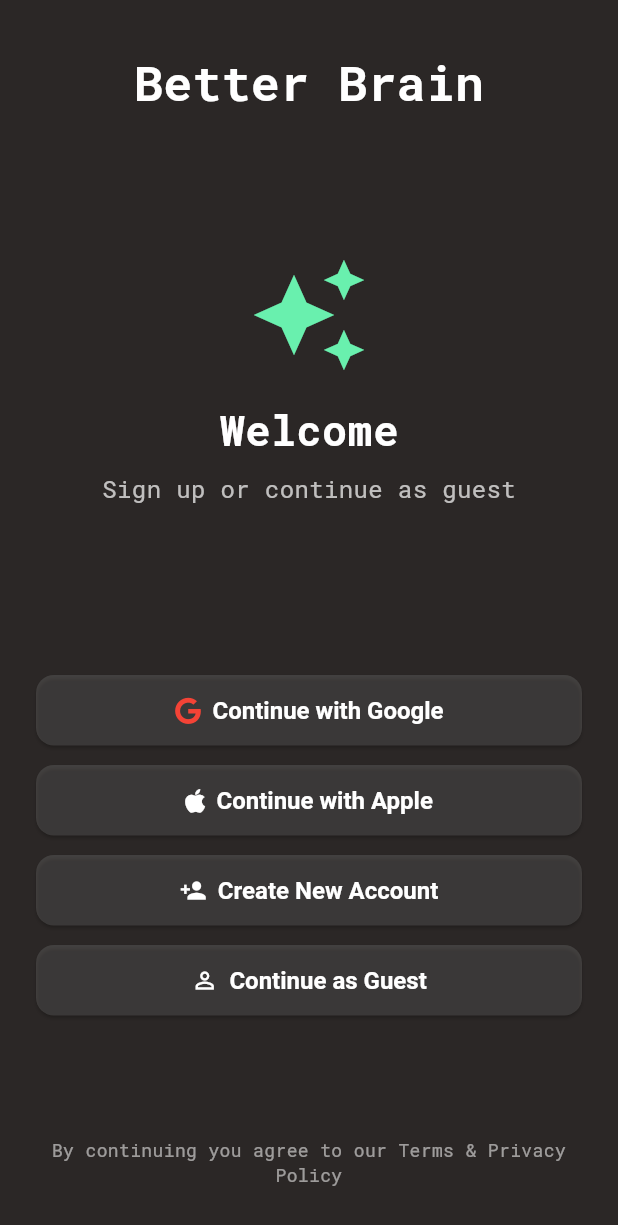
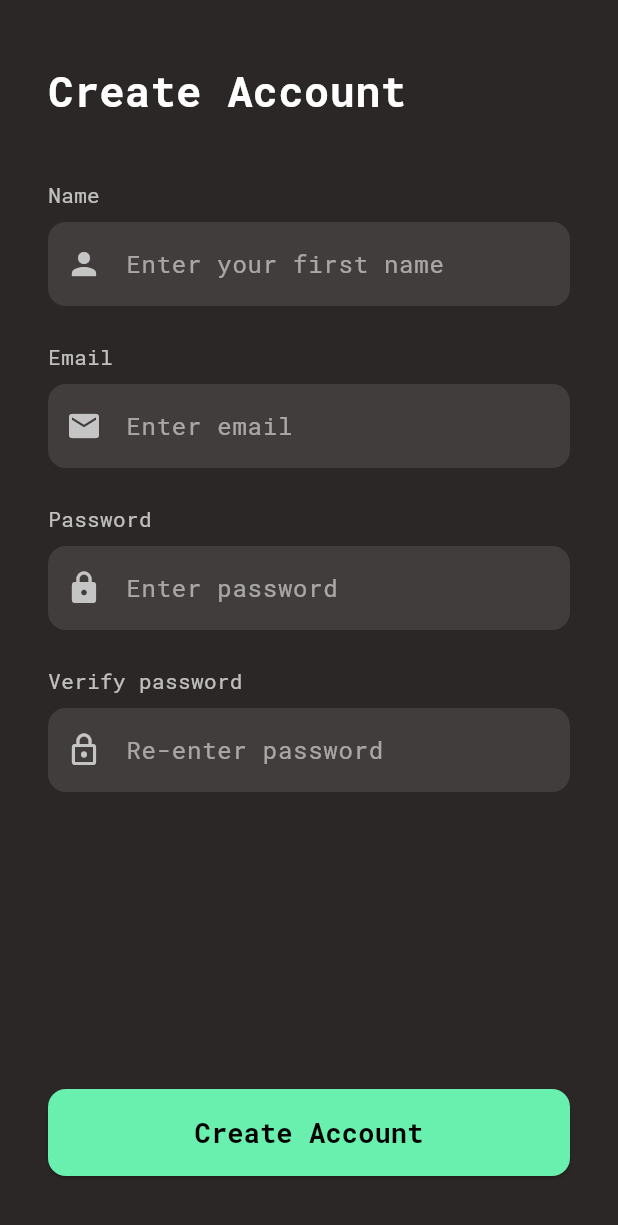
Before and after one commit to temevh/betterbrain, a Flutter app: the screen it shows after launch, after a tap on "Create New Account", on a phone screen of 412 x 824 dp. Shown: the top 1225 px of the screen. Run offline on Flutter 3.47's test engine with Material 3 defaults, Android fonts, the phone set to English and light mode, and no system bars; our stand-ins replace cloud_firestore, firebase_core, font_awesome_flutter, table_calendar; accounts and stored records are empty; generated files the repository leaves out were written again.

Commit message:
added fields and variables to account creation screen

```diff
--- a/lib/routes.dart
+++ b/lib/routes.dart
@@ -3,10 +3,12 @@ import 'screens/success_screen.dart';
 import 'screens/main_screen.dart';
 import 'screens/calendar_screen.dart';
 import 'screens/start_screen.dart';
+import 'screens/create_account_screen.dart';
 
 final Map<String, WidgetBuilder> appRoutes = {
   '/': (context) => const MainScreen(),
   '/success': (context) => const SuccessScreen(),
   '/calendar': (context) => const CalendarScreen(),
   '/start': (context) => const StartScreen(),
+  '/createAccount': (context) => const CreateAccountScreen(),
 };
--- /dev/null
+++ b/lib/screens/create_account_screen.dart
@@ -0,0 +1,140 @@
+import 'package:flutter/material.dart';
+
+class CreateAccountScreen extends StatefulWidget {
+  const CreateAccountScreen({super.key});
+
+  @override
+  State<CreateAccountScreen> createState() => _CreateAccountScreenState();
+}
+
+class _CreateAccountScreenState extends State<CreateAccountScreen> {
+  String firstName = "";
+  String email = "";
+  String password = "";
+  String passwordVerify = "";
+
+  Widget _buildInputField(
+    String hint,
+    IconData icon,
+    void Function(String) onChanged, {
+    bool obscure = false,
+  }) {
+    return TextField(
+      obscureText: obscure,
+      style: const TextStyle(color: Colors.white),
+      onChanged: onChanged,
+      decoration: InputDecoration(
+        filled: true,
+        fillColor: Colors.white10,
+        hintText: hint,
+        hintStyle: const TextStyle(color: Colors.white54),
+        prefixIcon: Icon(icon, color: Colors.white70),
+        enabledBorder: OutlineInputBorder(
+          borderRadius: BorderRadius.circular(12),
+          borderSide: BorderSide.none,
+        ),
+        focusedBorder: OutlineInputBorder(
+          borderRadius: BorderRadius.circular(12),
+          borderSide: const BorderSide(color: Colors.greenAccent, width: 2),
+        ),
+      ),
+    );
+  }
+
+  @override
+  Widget build(BuildContext context) {
+    return Scaffold(
+      backgroundColor: const Color(0xFF2B2726),
+      body: SafeArea(
+        child: Padding(
+          padding: const EdgeInsets.symmetric(horizontal: 32, vertical: 40),
+          child: Column(
+            crossAxisAlignment: CrossAxisAlignment.start,
+            children: [
+              const Text(
+                "Create Account",
+                style: TextStyle(
+                  fontSize: 28,
+                  fontWeight: FontWeight.bold,
+                  color: Colors.white,
+                ),
+              ),
+              const SizedBox(height: 40),
+
+              // Name
+              const Text("Name", style: TextStyle(color: Colors.white70)),
+              const SizedBox(height: 8),
+              _buildInputField(
+                "Enter your first name",
+                Icons.person,
+                (value) => setState(() => firstName = value),
+              ),
+
+              const SizedBox(height: 24),
+
+              // Email
+              const Text("Email", style: TextStyle(color: Colors.white70)),
+              const SizedBox(height: 8),
+              _buildInputField(
+                "Enter email",
+                Icons.email,
+                (value) => setState(() => email = value),
+              ),
+
+              const SizedBox(height: 24),
+
+              // Password
+              const Text("Password", style: TextStyle(color: Colors.white70)),
+              const SizedBox(height: 8),
+              _buildInputField(
+                "Enter password",
+                Icons.lock,
+                (value) => setState(() => password = value),
+                obscure: true,
+              ),
+
+              const SizedBox(height: 24),
+
+              // Verify Password
+              const Text(
+                "Verify password",
+                style: TextStyle(color: Colors.white70),
+              ),
+              const SizedBox(height: 8),
+              _buildInputField(
+                "Re-enter password",
+                Icons.lock_outline,
+                (value) => setState(() => passwordVerify = value),
+                obscure: true,
+              ),
+
+              const Spacer(),
+
+              // Submit button
+              SizedBox(
+                width: double.infinity,
+                child: ElevatedButton(
+                  onPressed: () {
+                    // TODO: Handle sign-up
+                  },
+                  style: ElevatedButton.styleFrom(
+                    padding: const EdgeInsets.symmetric(vertical: 16),
+                    backgroundColor: Colors.greenAccent,
+                    foregroundColor: Colors.black,
+                    shape: RoundedRectangleBorder(
+                      borderRadius: BorderRadius.circular(12),
+                    ),
+                  ),
+                  child: const Text(
+                    "Create Account",
+                    style: TextStyle(fontSize: 18, fontWeight: FontWeight.bold),
+                  ),
+                ),
+              ),
+            ],
+          ),
+        ),
+      ),
+    );
+  }
+}
--- a/lib/screens/start_screen.dart
+++ b/lib/screens/start_screen.dart
@@ -80,7 +80,9 @@ class _StartScreenState extends State<StartScreen> {
                     _buildAuthButton(
                       label: "Create New Account",
                       icon: const Icon(Icons.person_add, color: Colors.white),
-                      onPressed: () {},
+                      onPressed: () {
+                        Navigator.pushNamed(context, '/createAccount');
+                      },
                     ),
                     const SizedBox(height: 12),
                     _buildAuthButton(
```
